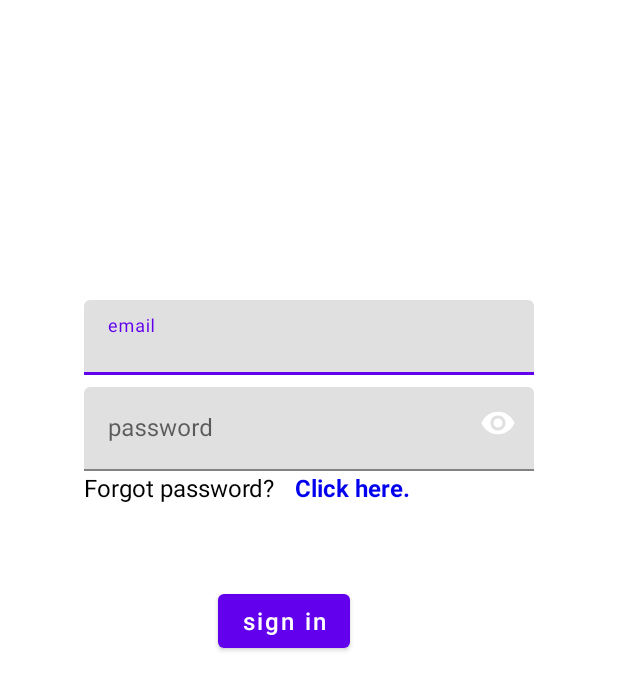
After one commit to homedork-se2/Homedork-android, an Android app: the LoginActivity screen opened directly, with no data from a screen before it, on a phone screen of 412 x 824 dp. The commit adds this screen. Shown: the top 690 px of the screen. Run offline under Robolectric (Android 15) with nearby library versions, the phone set to English and light mode, and no system bars; our stand-ins replace Firebase (no records; nobody signed in at launch, a user with empty details on screens opened directly).

Commit message:
Connect to firebase/signUp and log in/ Verify email and reset password

```diff
--- /dev/null
+++ b/app/src/main/java/com/example/homedork/LoginActivity.java
@@ -0,0 +1,116 @@
+package com.example.homedork;
+
+import android.content.Intent;
+import android.os.Bundle;
+import android.util.Patterns;
+import android.view.View;
+import android.widget.Button;
+import android.widget.EditText;
+import android.widget.ProgressBar;
+import android.widget.TextView;
+import android.widget.Toast;
+
+import androidx.annotation.NonNull;
+import androidx.appcompat.app.AppCompatActivity;
+
+import com.example.homedork.ProfileActivity;
+import com.example.homedork.R;
+import com.google.android.gms.tasks.OnCompleteListener;
+import com.google.android.gms.tasks.Task;
+import com.google.firebase.auth.AuthResult;
+import com.google.firebase.auth.FirebaseAuth;
+import com.google.firebase.auth.FirebaseUser;
+
+public class LoginActivity extends AppCompatActivity implements View.OnClickListener {
+
+    private TextView register, forgotPassword;
+    private EditText textEmail, textPassword;
+    private Button signIn;
+    private FirebaseAuth mAuth;
+    private ProgressBar progressBar;
+
+    @Override
+    protected void onCreate(Bundle savedInstanceState) {
+        super.onCreate(savedInstanceState);
+        setContentView(R.layout.activity_login);
+
+        mAuth = FirebaseAuth.getInstance();
+
+        register = (TextView) findViewById(R.id.register);
+
+        register.setOnClickListener(this);
+        signIn = (Button) findViewById(R.id.signIn);
+        signIn.setOnClickListener(this);
+        textEmail = (EditText) findViewById(R.id.email);
+        textPassword = (EditText) findViewById(R.id.password);
+        progressBar = (ProgressBar) findViewById(R.id.progressBar);
+        forgotPassword = (TextView) findViewById(R.id.forgotPassword);
+        forgotPassword.setOnClickListener(this);
+    }
+
+    @Override
+    public void onClick(View v) {
+        switch ((v.getId())) {
+            case R.id.register:
+                startActivity(new Intent(this, RegisterUser.class));
+                break;
+
+            case R.id.signIn:
+                userLogin();
+                break;
+
+            case R.id.forgotPassword:
+                startActivity(new Intent(LoginActivity.this, ForgotPassword.class));
+                break;
+        }
+
+    }
+
+    private void userLogin() {
+        String email = textEmail.getText().toString().trim();
+        String password = this.textPassword.getText().toString().trim();
+
+        if (email.isEmpty()) {
+            textEmail.setError("Email is required");
+            textEmail.requestFocus();
+            return;
+        }
+        if (!Patterns.EMAIL_ADDRESS.matcher(email).matches()) {
+            textEmail.setError("Please enter a valid email!");
+            textEmail.requestFocus();
+            return;
+        }
+        if (password.isEmpty()) {
+            this.textPassword.setError("Password is required");
+            this.textPassword.requestFocus();
+            return;
+        }
+        if (password.length() < 6) {
+            this.textPassword.setError("Password should be at least 6 characters");
+            this.textPassword.requestFocus();
+            return;
+        }
+
+        progressBar.setVisibility(View.VISIBLE);
+
+        mAuth.signInWithEmailAndPassword(email, password).addOnCompleteListener(new OnCompleteListener<AuthResult>() {
+            @Override
+            public void onComplete(@NonNull Task<AuthResult> task) {
+                if (task.isSuccessful()) {
+                    FirebaseUser user = FirebaseAuth.getInstance().getCurrentUser();
+
+                    if (user.isEmailVerified()) {
+                        startActivity(new Intent(LoginActivity.this, ProfileActivity.class));
+                    } else {
+                        // user.sendEmailVerification();
+                        Toast.makeText(LoginActivity.this, "Please verify your email first before logging in", Toast.LENGTH_LONG).show();
+                    }
+
+
+                } else {
+                    Toast.makeText(LoginActivity.this, "Failed to login! Please check your credentials", Toast.LENGTH_LONG).show();
+                }
+            }
+        });
+    }
+}
--- /dev/null
+++ b/app/src/main/res/layout/activity_login.xml
@@ -0,0 +1,139 @@
+<?xml version="1.0" encoding="utf-8"?>
+<androidx.constraintlayout.widget.ConstraintLayout xmlns:android="http://schemas.android.com/apk/res/android"
+    xmlns:app="http://schemas.android.com/apk/res-auto"
+    xmlns:tools="http://schemas.android.com/tools"
+    android:layout_width="match_parent"
+    android:layout_height="match_parent"
+    tools:context=".LoginActivity">
+
+
+    <TextView
+        android:id="@+id/textView4"
+        android:layout_width="wrap_content"
+        android:layout_height="wrap_content"
+        android:layout_marginTop="56dp"
+        android:text="Forgot password?"
+        android:textColor="@color/black"
+        android:textSize="16sp"
+        app:layout_constraintEnd_toEndOf="parent"
+        app:layout_constraintHorizontal_bias="0.197"
+        app:layout_constraintStart_toStartOf="parent"
+        app:layout_constraintTop_toTopOf="@+id/textInputLayout4" />
+
+    <TextView
+        android:id="@+id/forgotPassword"
+        android:layout_width="wrap_content"
+        android:layout_height="wrap_content"
+        android:layout_marginLeft="3dp"
+        android:layout_marginTop="56dp"
+        android:layout_marginEnd="100dp"
+        android:text="Click here."
+        android:textColor="#0000EE"
+        android:textSize="16sp"
+        android:textStyle="bold"
+        app:layout_constraintEnd_toEndOf="parent"
+        app:layout_constraintHorizontal_bias="0.26"
+        app:layout_constraintStart_toEndOf="@+id/textView4"
+        app:layout_constraintTop_toTopOf="@+id/textInputLayout4" />
+
+    <Button
+        android:id="@+id/register"
+        android:layout_width="wrap_content"
+        android:layout_height="50dp"
+        android:layout_marginTop="168dp"
+        android:layout_marginBottom="63dp"
+        android:paddingLeft="10dp"
+        android:paddingRight="10dp"
+        android:text="sign up"
+        android:textAllCaps="false"
+        android:textSize="16sp"
+        app:layout_constraintBottom_toTopOf="@+id/progressBar"
+        app:layout_constraintEnd_toEndOf="parent"
+        app:layout_constraintHorizontal_bias="0.448"
+        app:layout_constraintStart_toStartOf="parent"
+        app:layout_constraintTop_toTopOf="@+id/forgotPassword"
+        app:layout_constraintVertical_bias="1.0" />
+
+    <Button
+        android:id="@+id/signIn"
+        android:layout_width="wrap_content"
+        android:layout_height="48dp"
+        android:layout_marginTop="132dp"
+        android:paddingLeft="10dp"
+        android:paddingRight="10dp"
+        android:text="sign in"
+        android:textAllCaps="false"
+        android:textColor="@color/white"
+        android:textSize="16dp"
+        app:layout_constraintEnd_toEndOf="parent"
+        app:layout_constraintHorizontal_bias="0.448"
+        app:layout_constraintStart_toStartOf="parent"
+        app:layout_constraintTop_toTopOf="@+id/textInputLayout4" />
+
+    <com.google.android.material.textfield.TextInputLayout
+        android:id="@+id/textInputLayout2"
+        android:layout_width="wrap_content"
+        android:layout_height="wrap_content"
+        android:layout_marginTop="200dp"
+        app:layout_constraintEnd_toEndOf="parent"
+        app:layout_constraintStart_toStartOf="parent"
+        app:layout_constraintTop_toTopOf="parent">
+
+
+    <EditText
+        android:id="@+id/email"
+        android:layout_width="300dp"
+        android:layout_height="50dp"
+        android:hint="email"
+        android:paddingLeft="10dp"
+        android:textColor="#000000"
+        app:layout_constraintBottom_toBottomOf="parent"
+        app:layout_constraintEnd_toEndOf="parent"
+        app:layout_constraintHorizontal_bias="0.483"
+        app:layout_constraintStart_toStartOf="parent"
+        app:layout_constraintTop_toTopOf="parent"
+        app:layout_constraintVertical_bias="0.358" />
+    </com.google.android.material.textfield.TextInputLayout>
+
+
+    <com.google.android.material.textfield.TextInputLayout
+        android:id="@+id/textInputLayout4"
+        android:layout_width="wrap_content"
+        android:layout_height="wrap_content"
+        android:layout_marginTop="8dp"
+        app:endIconMode="password_toggle"
+        app:layout_constraintEnd_toEndOf="parent"
+        app:layout_constraintStart_toStartOf="parent"
+        app:layout_constraintTop_toBottomOf="@+id/textInputLayout2"
+        app:passwordToggleEnabled="true"
+        app:passwordToggleTint="#31ABED">
+
+        <EditText
+            android:id="@+id/password"
+            android:layout_width="300dp"
+            android:layout_height="wrap_content"
+            android:hint="password"
+            android:inputType="textPassword"
+            android:paddingLeft="10dp"
+            android:textColor="#000000"
+            app:layout_constraintBottom_toBottomOf="parent"
+            app:layout_constraintEnd_toEndOf="parent"
+            app:layout_constraintHorizontal_bias="0.516"
+            app:layout_constraintStart_toStartOf="parent"
+            app:layout_constraintTop_toTopOf="parent" />
+    </com.google.android.material.textfield.TextInputLayout>
+
+
+    <ProgressBar
+        android:id="@+id/progressBar"
+        style="?android:attr/progressBarStyleLarge"
+        android:layout_width="55dp"
+        android:layout_height="48dp"
+        android:layout_centerInParent="true"
+        android:visibility="gone"
+        tools:ignore="MissingConstraints"
+        tools:layout_editor_absoluteX="163dp"
+        tools:layout_editor_absoluteY="610dp" />
+
+
+</androidx.constraintlayout.widget.ConstraintLayout>
--- a/app/src/main/res/values/themes.xml
+++ b/app/src/main/res/values/themes.xml
@@ -1,6 +1,6 @@
 <resources xmlns:tools="http://schemas.android.com/tools">
     <!-- Base application theme. -->
-    <style name="Theme.Homedork" parent="Theme.MaterialComponents.DayNight.DarkActionBar">
+    <style name="Theme.Homedork" parent="Theme.MaterialComponents.DayNight.NoActionBar">
         <!-- Primary brand color. -->
         <item name="colorPrimary">@color/purple_500</item>
         <item name="colorPrimaryVariant">@color/purple_700</item>
```
Also changed, not shown: app/build.gradle (+7 -0 lines), app/src/main/AndroidManifest.xml (+13 -0 lines), app/src/main/java/com/example/homedork/ForgotPassword.java (added, +76 -0 lines), app/src/main/java/com/example/homedork/MainActivity.java (+20 -0 lines), app/src/main/java/com/example/homedork/ProfileActivity.java (added, +31 -0 lines), app/src/main/java/com/example/homedork/RegisterUser.java (added, +122 -0 lines), app/src/main/java/com/example/homedork/User.java (added, +18 -0 lines), app/src/main/res/layout/activity_forgot_password.xml (added, +43 -0 lines), app/src/main/res/layout/activity_main.xml (+14 -1 lines), app/src/main/res/layout/activity_profile.xml (added, +37 -0 lines), app/src/main/res/layout/activity_register_user.xml (added, +83 -0 lines), 1 other file.
